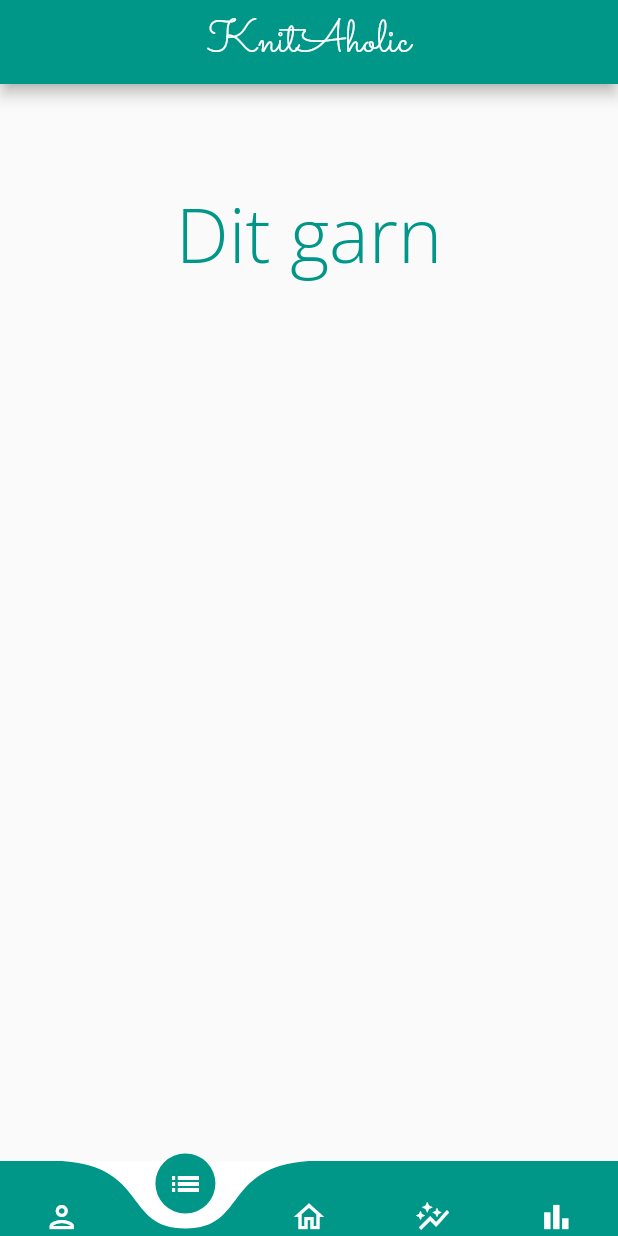
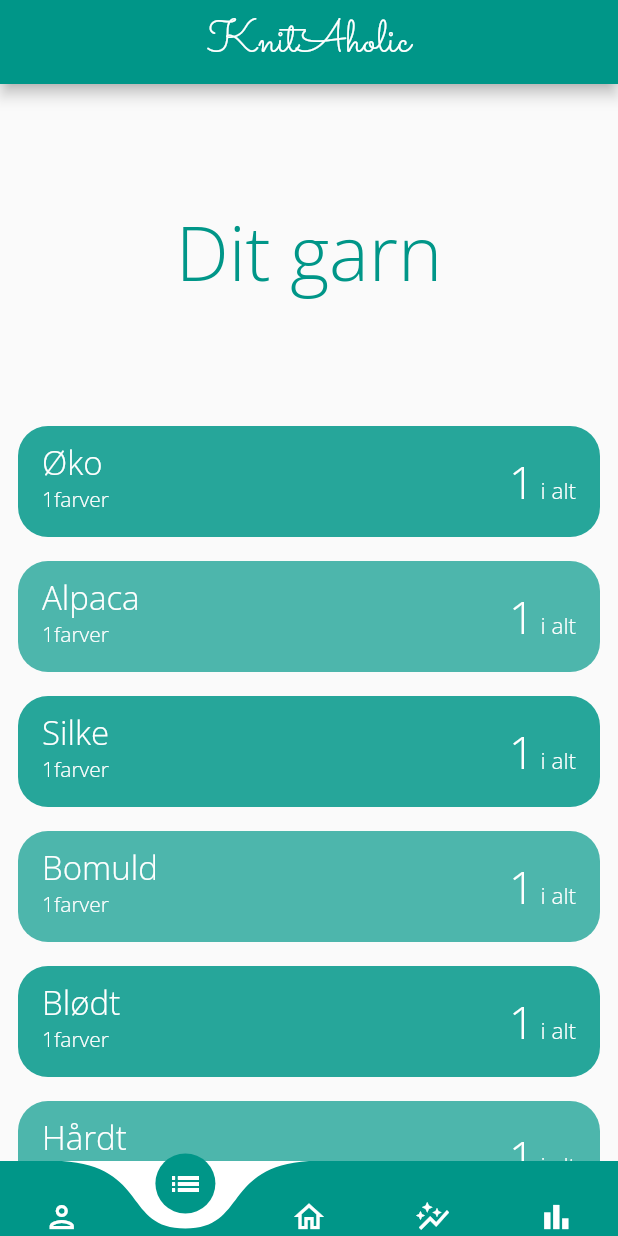
Before and after one commit to KDaniel-dev/knit_aholic_app, a Flutter app: the screen it shows after launch, item 2 of the bottom bar chosen, on a phone screen of 412 x 824 dp. Run offline on Flutter 3.47's test engine with Material 2 defaults, Android fonts, the phone set to English and light mode, and no system bars; drawn by our look-alikes of curved_navigation_bar; our stand-ins replace shared_preferences, sqflite; accounts and stored records are empty.

Commit message:
ui improvements + inventory

```diff
--- a/knit_aholic/lib/Models/yarn.dart
+++ b/knit_aholic/lib/Models/yarn.dart
@@ -36,7 +36,7 @@ class Yarn {
       required this.colorId,
       required this.status,
       required this.dateAdded,
-      required this.dateDeleted,
+      this.dateDeleted,
       this.projectId});
 
   Yarn copy(
--- /dev/null
+++ b/knit_aholic/lib/Models/yarn_type.dart
@@ -0,0 +1,8 @@
+import 'package:knit_aholic/Models/yarn.dart';
+
+class YarnType {
+  final String type;
+  final List<Yarn> yarn;
+
+  YarnType({required this.type, required this.yarn});
+}
--- a/knit_aholic/lib/components/yarn_type_component.dart
+++ b/knit_aholic/lib/components/yarn_type_component.dart
@@ -1,21 +1,74 @@
 import 'package:flutter/cupertino.dart';
 import 'package:flutter/material.dart';
+import 'package:knit_aholic/Models/yarn.dart';
+import 'package:knit_aholic/Models/yarn_type.dart';
 
 class YarnTypeContainer extends StatefulWidget {
-  const YarnTypeContainer({Key? key}) : super(key: key);
+  final YarnType yarnType;
+  const YarnTypeContainer({required YarnType yarnType}) : yarnType = yarnType;
 
   @override
-  YarnTypeContainerState createState() => YarnTypeContainerState();
+  YarnTypeContainerState createState() => YarnTypeContainerState(yarnType);
 }
 
 class YarnTypeContainerState extends State<YarnTypeContainer> {
+  YarnTypeContainerState(this.yarnType);
+  final YarnType yarnType;
+  bool _isExpanded = false;
+
   @override
   Widget build(BuildContext context) {
-    return Container(
-      child: Padding(
-        padding: const EdgeInsets.all(6),
-        child: ExpansionTile(title: Row()),
+    return ExpansionTile(
+      title: Text(
+        yarnType.type,
+        style: const TextStyle(fontSize: 22, color: Colors.white),
       ),
+      subtitle: !_isExpanded
+          ? Text(
+              differentColors().toString() + "farver",
+              style: const TextStyle(color: Colors.white),
+            )
+          : null,
+      trailing: SizedBox(
+          width: 100,
+          child: Row(
+              mainAxisAlignment: MainAxisAlignment.end,
+              crossAxisAlignment: CrossAxisAlignment.end,
+              children: [
+                Text(
+                  totalYarn().toString(),
+                  style: const TextStyle(fontSize: 30, color: Colors.white),
+                ),
+                const Padding(
+                    padding: EdgeInsets.only(bottom: 5),
+                    child: Text(
+                      " i alt",
+                      style: TextStyle(fontSize: 15, color: Colors.white),
+                    ))
+              ])),
+      children: const [
+        Divider(
+          color: Colors.white,
+        ),
+        ListTile(
+          title: Text("garn her"),
+        )
+      ],
+      onExpansionChanged: (bool expanded) {
+        setState(() => _isExpanded = expanded);
+      },
     );
   }
+
+  int differentColors() {
+    Set<int> colors = {};
+    for (var element in yarnType.yarn) {
+      colors.add(element.colorId);
+    }
+    return colors.length;
+  }
+
+  int totalYarn() {
+    return yarnType.yarn.length;
+  }
 }
--- a/knit_aholic/lib/db/yarn_service.dart
+++ b/knit_aholic/lib/db/yarn_service.dart
@@ -3,14 +3,14 @@ import 'package:knit_aholic/db/knit_aholic_database.dart';
 import 'package:sqflite/sqflite.dart';
 
 class YarnService {
-  Future<Yarn> create(Yarn yarn) async {
+  static Future<Yarn> create(Yarn yarn) async {
     final Database db = await KnitAholicDatabase.instance.database;
 
     final id = await db.insert(tableYarn, yarn.toJson());
     return yarn.copy(id: id);
   }
 
-  Future<Yarn> readFromId(int id) async {
+  static Future<Yarn> readFromId(int id) async {
     final Database db = await KnitAholicDatabase.instance.database;
 
     final maps = await db.query(tableYarn,
@@ -25,7 +25,19 @@ class YarnService {
     }
   }
 
-  Future<List<Yarn>> readFromType(String type) async {
+  static Future<List<Yarn>> readAll() async {
+    final Database db = await KnitAholicDatabase.instance.database;
+
+    final maps = await db.query(tableYarn);
+
+    if (maps.isNotEmpty) {
+      return maps.map((e) => Yarn.fromJson(e)).toList();
+    } else {
+      throw Exception('Yarn not found');
+    }
+  }
+
+  static Future<List<Yarn>> readFromType(String type) async {
     final Database db = await KnitAholicDatabase.instance.database;
 
     final maps = await db.query(tableYarn,
@@ -40,7 +52,7 @@ class YarnService {
     }
   }
 
-  Future<List<Yarn>> readFromProject(int projectId) async {
+  static Future<List<Yarn>> readFromProject(int projectId) async {
     final Database db = await KnitAholicDatabase.instance.database;
 
     final maps = await db.query(tableYarn,
@@ -55,14 +67,14 @@ class YarnService {
     }
   }
 
-  Future<int> update(Yarn yarn) async {
+  static Future<int> update(Yarn yarn) async {
     final Database db = await KnitAholicDatabase.instance.database;
 
     return await db.update(tableYarn, yarn.toJson(),
         where: '${YarnFields.id} = ?', whereArgs: [yarn.id]);
   }
 
-  Future<int> delete(int id) async {
+  static Future<int> delete(int id) async {
     final Database db = await KnitAholicDatabase.instance.database;
 
     return await db
--- a/knit_aholic/lib/main.dart
+++ b/knit_aholic/lib/main.dart
@@ -19,7 +19,8 @@ class MyApp extends StatelessWidget {
             theme: ThemeData(
                 primarySwatch:
                     getColorValue(Themes.values[themeNotifier.theme]),
-                fontFamily: 'OpenSans'),
+                fontFamily: 'OpenSans',
+                dividerColor: Colors.transparent),
             home: const Home());
       }),
     );
--- a/knit_aholic/lib/tabs/inventory.dart
+++ b/knit_aholic/lib/tabs/inventory.dart
@@ -1,5 +1,10 @@
 import 'package:flutter/material.dart';
+import 'package:knit_aholic/Models/yarn.dart';
+import 'package:knit_aholic/Models/yarn_type.dart';
+import 'package:knit_aholic/Models/yarn_status.dart';
 import 'package:knit_aholic/components/tab_title_component.dart';
+import 'package:knit_aholic/components/yarn_type_component.dart';
+import 'package:knit_aholic/db/yarn_service.dart';
 
 class Inventory extends StatefulWidget {
   const Inventory({Key? key}) : super(key: key);
@@ -9,12 +14,106 @@ class Inventory extends StatefulWidget {
 }
 
 class InventoryState extends State<Inventory> {
+  late List<Yarn> yarn;
+
+  List<Yarn> test = [
+    Yarn(
+        type: 'Øko',
+        colorId: 1,
+        status: YarnStatus.available,
+        dateAdded: DateTime.now()),
+    Yarn(
+        type: 'Alpaca',
+        colorId: 1,
+        status: YarnStatus.available,
+        dateAdded: DateTime.now()),
+    Yarn(
+        type: 'Silke',
+        colorId: 2,
+        status: YarnStatus.available,
+        dateAdded: DateTime.now()),
+    Yarn(
+        type: 'Bomuld',
+        colorId: 1,
+        status: YarnStatus.available,
+        dateAdded: DateTime.now()),
+    Yarn(
+        type: 'Blødt',
+        colorId: 4,
+        status: YarnStatus.available,
+        dateAdded: DateTime.now()),
+    Yarn(
+        type: 'Hårdt',
+        colorId: 2,
+        status: YarnStatus.available,
+        dateAdded: DateTime.now()),
+    Yarn(
+        type: 'Sejt',
+        colorId: 2,
+        status: YarnStatus.available,
+        dateAdded: DateTime.now()),
+    Yarn(
+        type: 'Grimt',
+        colorId: 2,
+        status: YarnStatus.available,
+        dateAdded: DateTime.now()),
+  ];
+
+  @override
+  void initState() {
+    super.initState();
+
+    try {
+      // loadYarn();
+    } catch (e) {
+      yarn = [];
+      print(e);
+    }
+  }
+
   @override
   Widget build(BuildContext context) {
-    return Column(
-        crossAxisAlignment: CrossAxisAlignment.stretch,
-        children: const <Widget>[
-          TabTitle(title: 'Dit garn'),
-        ]);
+    final List<YarnType> yarnTypes = toYarnTypes();
+    final List<int> colors = [300, 400];
+    // https://api.flutter.dev/flutter/widgets/ListView-class.html
+    return ListView.separated(
+      padding: const EdgeInsets.all(12),
+      itemCount: yarnTypes.length + 1,
+      itemBuilder: (context, index) {
+        if (index == 0) {
+          return const TabTitle(title: "Dit garn");
+        } else {
+          return Container(
+            decoration: BoxDecoration(
+              borderRadius: const BorderRadius.all(Radius.circular(20)),
+              color: (Theme.of(context).colorScheme.primary
+                  as MaterialColor)[colors[index % 2]],
+            ),
+            child: YarnTypeContainer(
+              yarnType: yarnTypes[index - 1],
+            ),
+          );
+        }
+      },
+      separatorBuilder: (BuildContext context, int index) => const Divider(),
+    );
+  }
+
+  void loadYarn() async {
+    yarn = await YarnService.readAll();
+  }
+
+  List<YarnType> toYarnTypes() {
+    Map<String, List<Yarn>> dictionary = {};
+    for (var y in test) {
+      if (dictionary.containsKey(y.type)) {
+        dictionary[y.type]!.add(y);
+      } else {
+        dictionary[y.type] = [y];
+      }
+    }
+    return dictionary.entries.map((element) {
+      return YarnType(type: element.key, yarn: element.value);
+    }).toList();
   }
 }
--- a/knit_aholic/pubspec.yaml
+++ b/knit_aholic/pubspec.yaml
@@ -39,6 +39,7 @@ dependencies:
   provider: ^6.0.2
   sqflite: ^2.0.2
   intl: ^0.17.0
+  collection: ^1.15.0
 
 dev_dependencies:
   flutter_test:
```
Also changed, not shown: 2 other files.
